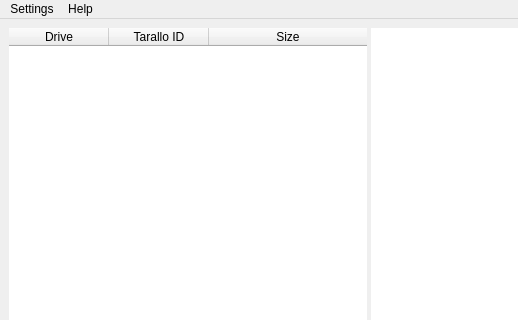
The window that assets/qt/PinoloMainWindow.ui (WEEE-Open/pesto) describes before a commit, drawn with Qt 5; both pictures show x 0 to 518 and y 0 to 320 of the 960 by 665 pixel window.
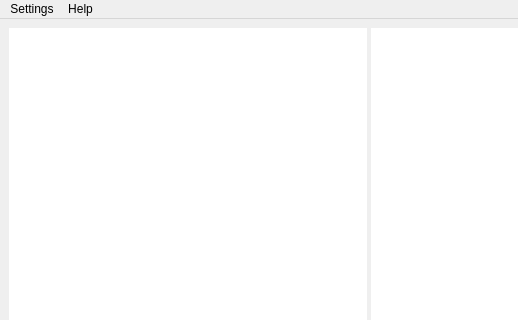
The same window after the commit. Icons and pictures are not drawn.

Commit message: Changed disk table to drives table view

Patch:
```diff
--- a/assets/qt/PinoloMainWindow.ui
+++ b/assets/qt/PinoloMainWindow.ui
@@ -54,13 +54,19 @@
          <number>6</number>
         </property>
         <item>
-         <widget class="QTableWidget" name="diskTable">
+         <widget class="QTableView" name="drivesTableView">
           <property name="sizePolicy">
            <sizepolicy hsizetype="Expanding" vsizetype="Expanding">
             <horstretch>0</horstretch>
             <verstretch>0</verstretch>
            </sizepolicy>
           </property>
+          <property name="minimumSize">
+           <size>
+            <width>350</width>
+            <height>0</height>
+           </size>
+          </property>
           <property name="contextMenuPolicy">
            <enum>Qt::ActionsContextMenu</enum>
           </property>
@@ -95,41 +101,17 @@
            <enum>Qt::NoPen</enum>
           </property>
           <property name="sortingEnabled">
-           <bool>true</bool>
+           <bool>false</bool>
           </property>
           <property name="cornerButtonEnabled">
            <bool>false</bool>
           </property>
-          <property name="columnCount">
-           <number>3</number>
-          </property>
-          <attribute name="horizontalHeaderShowSortIndicator" stdset="0">
-           <bool>false</bool>
-          </attribute>
           <attribute name="horizontalHeaderStretchLastSection">
            <bool>true</bool>
           </attribute>
           <attribute name="verticalHeaderVisible">
            <bool>false</bool>
           </attribute>
-          <attribute name="verticalHeaderShowSortIndicator" stdset="0">
-           <bool>true</bool>
-          </attribute>
-          <column>
-           <property name="text">
-            <string>Drive</string>
-           </property>
-          </column>
-          <column>
-           <property name="text">
-            <string>Tarallo ID</string>
-           </property>
-          </column>
-          <column>
-           <property name="text">
-            <string>Size</string>
-           </property>
-          </column>
          </widget>
         </item>
         <item>
```
Left out of the diff: 2 changed lines with no effect on the pictures. The commit also changes 1 other file.
